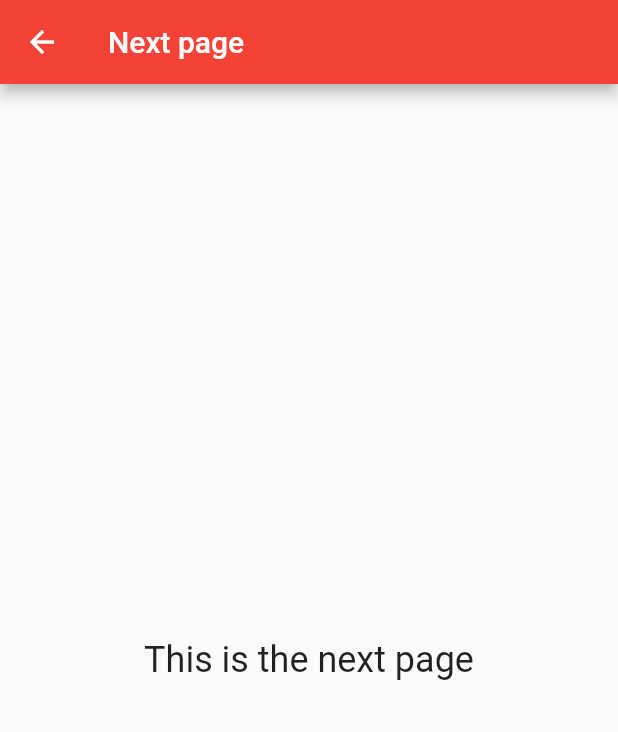
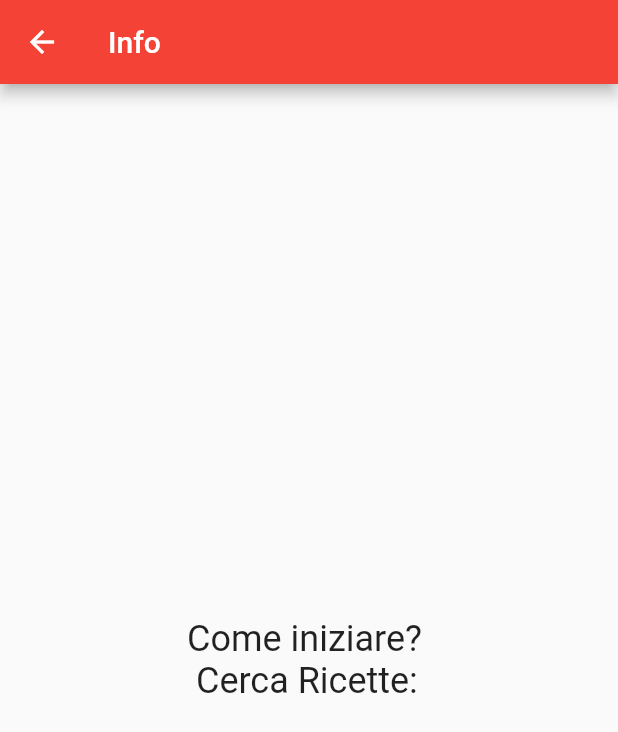
Before and after one commit to ChiaraAmalia/programmazioneMobileFlutter, a Flutter app: the RicetteCerca screen opened directly, after a tap on an icon or button, on a phone screen of 412 x 824 dp. Shown: the top 732 px of the screen. Run offline on Flutter 3.47's test engine with Material 2 defaults, Android fonts, the phone set to English and light mode, and no system bars.

Commit message:
Update RicetteCerca.dart

```diff
--- a/easycookingflutter/lib/RicetteCerca.dart
+++ b/easycookingflutter/lib/RicetteCerca.dart
@@ -97,11 +97,11 @@ class _RicetteCercaState extends State<RicetteCerca> {
                 builder: (BuildContext context) {
                   return Scaffold(
                     appBar: AppBar(
-                      title: const Text('Next page'),
+                      title: const Text('Info'),
                     ),
                     body: const Center(
                       child: Text(
-                        'This is the next page',
+                        'Come iniziare? \n Cerca Ricette:',
                         style: TextStyle(fontSize: 24),
                       ),
                     ),
```
